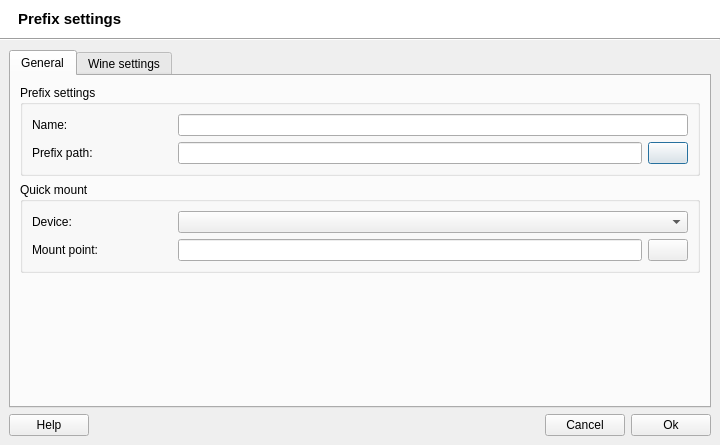
Before: the Qt Designer form src/uis/PrefixSettings.ui in brezerk/q4wine, drawn with Qt 5.
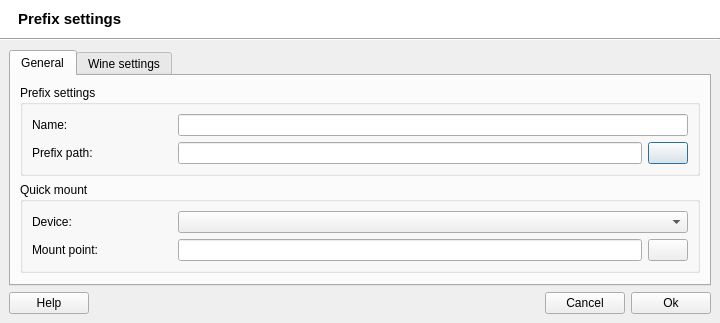
After: the same form once the commit is applied. Icons and pictures are not drawn.

Commit message: - Fixed a lot of English spelling errors (thx Sergey Kishchenko	(tilarids)); - Fixed GUI bug: Text fields size, on some desktop configurations, are too small to edit;

Diff of the .ui file:
```diff
--- a/src/uis/PrefixSettings.ui
+++ b/src/uis/PrefixSettings.ui
@@ -6,16 +6,10 @@
    <rect>
     <x>0</x>
     <y>0</y>
-    <width>720</width>
-    <height>445</height>
+    <width>718</width>
+    <height>323</height>
    </rect>
   </property>
-  <property name="minimumSize">
-   <size>
-    <width>340</width>
-    <height>370</height>
-   </size>
-  </property>
   <property name="windowTitle">
    <string>Prefix settings</string>
   </property>
```
The commit also changes 6 other files.
